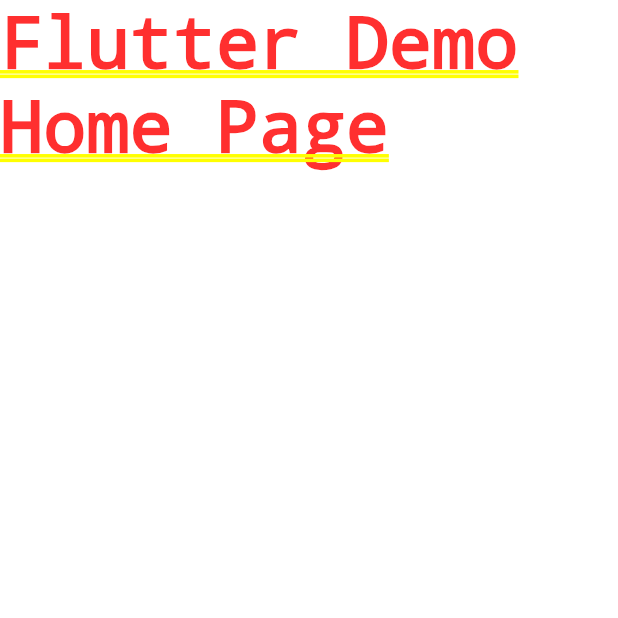
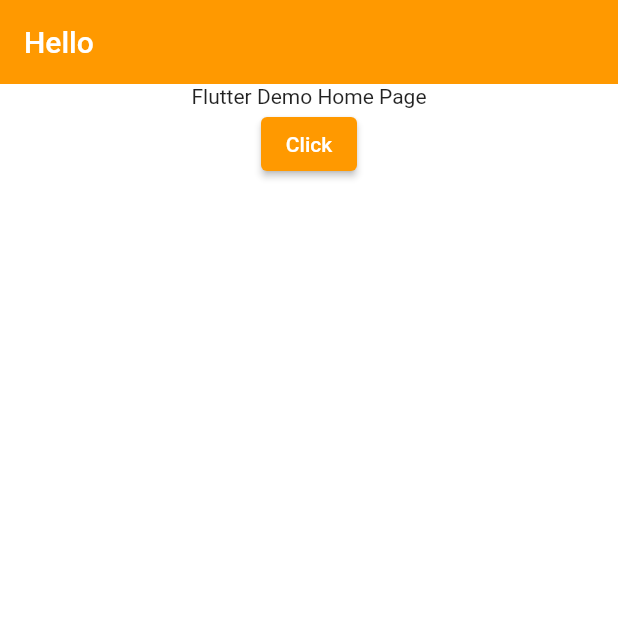
Before and after one commit to FachrulRivaldy/amazon-apps-clone, a Flutter app: the screen it shows after launch, on a phone screen of 412 x 824 dp, the top half of it. Run offline on Flutter 3.47's test engine with Material 2 defaults, Android fonts, the phone set to English and light mode, and no system bars.

Commit message:
Intro Commit

```diff
--- a/lib/main.dart
+++ b/lib/main.dart
@@ -1,3 +1,4 @@
+import 'package:amazon_apps_clone/constants/global_variables.dart';
 import 'package:flutter/material.dart';
 
 void main() {
@@ -13,9 +14,28 @@ class MyApp extends StatelessWidget {
       debugShowCheckedModeBanner: false,
       title: 'Flutter Demo',
       theme: ThemeData(
-        primarySwatch: Colors.blue,
+          scaffoldBackgroundColor: GlobalVariables.backgroundColor,
+          colorScheme: const ColorScheme.light(
+            primary: GlobalVariables.secondaryColor,
+          ),
+          appBarTheme: const AppBarTheme(
+            elevation: 0,
+          ),
+          iconTheme: const IconThemeData(color: Colors.black)),
+      home: Scaffold(
+        appBar: AppBar(title: const Text("Hello")),
+        body: Column(
+          children: [
+            const Center(
+              child: Text('Flutter Demo Home Page'),
+            ),
+            ElevatedButton(
+              onPressed: () {},
+              child: const Text("Click"),
+            )
+          ],
+        ),
       ),
-      home: const Text('Flutter Demo Home Page'),
     );
   }
 }
```
Also changed, not shown: lib/features/auth/screens/auth_screen.dart (added, +17 -0 lines).
